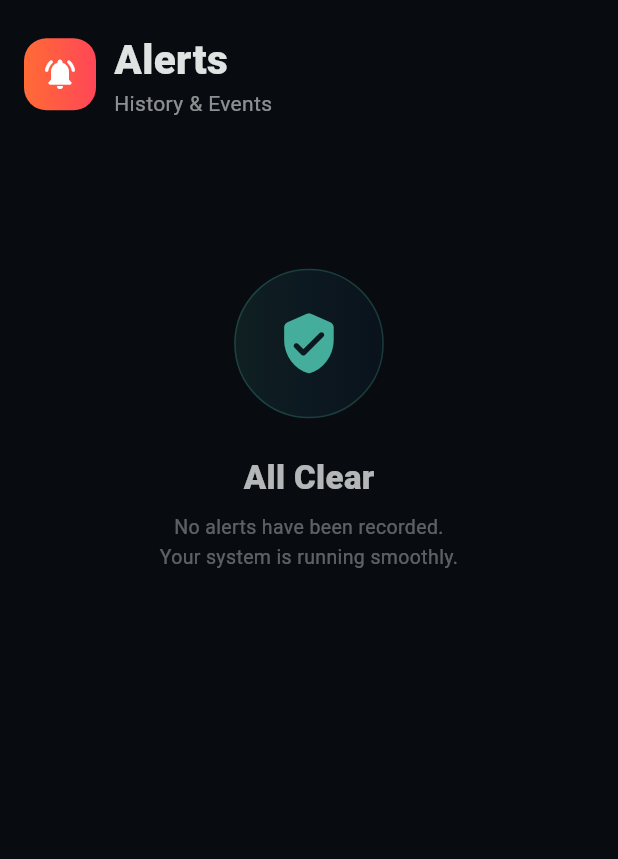
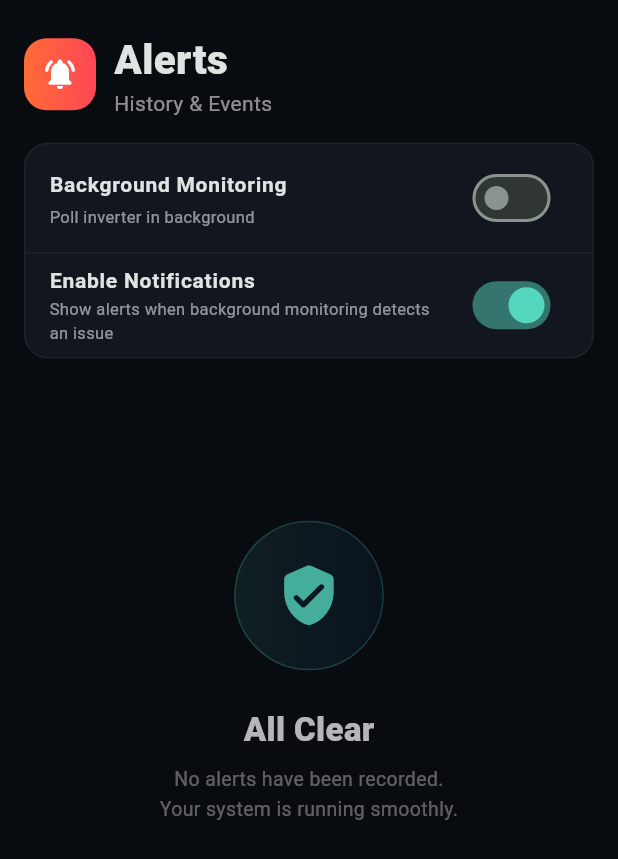
Before and after one commit to raghibmohd01/voltis-app, a Flutter app: the AlertsView screen opened directly, on a phone screen of 412 x 824 dp. Shown: the top 859 px of the screen. Run offline on Flutter 3.47's test engine with Material 3 defaults, Android fonts, the phone set to English and light mode, and no system bars; our stand-ins replace audioplayers, dio, firebase_auth, firebase_core, firebase_database, fl_chart and 6 more; missing offline and left inert: flutter_background_service; accounts and stored records are empty; generated files the repository leaves out were written again.

Commit message:
Fix background timer issue and move settings to Alerts view

```diff
--- a/lib/views/alerts_view.dart
+++ b/lib/views/alerts_view.dart
@@ -3,6 +3,7 @@ import 'package:shared_preferences/shared_preferences.dart';
 import '../models/alert_event.dart';
 import '../services/database_service.dart';
 import '../services/hybrid_telemetry_service.dart';
+import 'package:flutter_background_service/flutter_background_service.dart';
 
 /// Full-page view of alert history — grouped by date, with timeline styling.
 class AlertsView extends StatefulWidget {
@@ -22,6 +23,9 @@ class _AlertsViewState extends State<AlertsView>
 
   late AnimationController _emptyStateController;
 
+  bool _bgServiceEnabled = false;
+  bool _notificationsEnabled = true;
+
   @override
   void initState() {
     super.initState();
@@ -29,7 +33,41 @@ class _AlertsViewState extends State<AlertsView>
       vsync: this,
       duration: const Duration(milliseconds: 2000),
     )..repeat(reverse: true);
+    _initPrefs();
     _loadAlerts();
+  }
+
+  Future<void> _initPrefs() async {
+    final prefs = await SharedPreferences.getInstance();
+    if (mounted) {
+      setState(() {
+        _bgServiceEnabled = prefs.getBool('bg_service_enabled') ?? false;
+        _notificationsEnabled = prefs.getBool('notifications_enabled') ?? true;
+      });
+    }
+  }
+
+  Future<void> _toggleBgService(bool value) async {
+    final prefs = await SharedPreferences.getInstance();
+    await prefs.setBool('bg_service_enabled', value);
+    setState(() {
+      _bgServiceEnabled = value;
+    });
+
+    final service = FlutterBackgroundService();
+    if (value) {
+      await service.startService();
+    } else {
+      service.invoke("stopService");
+    }
+  }
+
+  Future<void> _toggleNotifications(bool value) async {
+    final prefs = await SharedPreferences.getInstance();
+    await prefs.setBool('notifications_enabled', value);
+    setState(() {
+      _notificationsEnabled = value;
+    });
   }
 
   @override
@@ -346,7 +384,37 @@ class _AlertsViewState extends State<AlertsView>
                 ],
               ),
 
-              const SizedBox(height: 8),
+              const SizedBox(height: 16),
+
+              // Settings toggles
+              Container(
+                decoration: BoxDecoration(
+                  color: const Color(0xFF12161E),
+                  borderRadius: BorderRadius.circular(16),
+                  border: Border.all(color: Colors.white.withOpacity(0.05)),
+                ),
+                child: Column(
+                  children: [
+                    SwitchListTile(
+                      title: const Text('Background Monitoring', style: TextStyle(fontWeight: FontWeight.w600, fontSize: 14)),
+                      subtitle: const Text('Poll inverter in background', style: TextStyle(fontSize: 11, color: Colors.white54)),
+                      value: _bgServiceEnabled,
+                      activeColor: const Color(0xFF55D6BE),
+                      onChanged: _toggleBgService,
+                    ),
+                    Divider(height: 1, color: Colors.white.withOpacity(0.05)),
+                    SwitchListTile(
+                      title: const Text('Enable Notifications', style: TextStyle(fontWeight: FontWeight.w600, fontSize: 14)),
+                      subtitle: const Text('Show alerts when background monitoring detects an issue', style: TextStyle(fontSize: 11, color: Colors.white54)),
+                      value: _notificationsEnabled,
+                      activeColor: const Color(0xFF55D6BE),
+                      onChanged: _toggleNotifications,
+                    ),
+                  ],
+                ),
+              ),
+
+              const SizedBox(height: 16),
 
               // Stats strip
               if (_alerts.isNotEmpty)
```
Also changed, not shown: lib/background_worker.dart (+9 -1 lines), lib/views/statistics_view.dart (+0 -43 lines).
